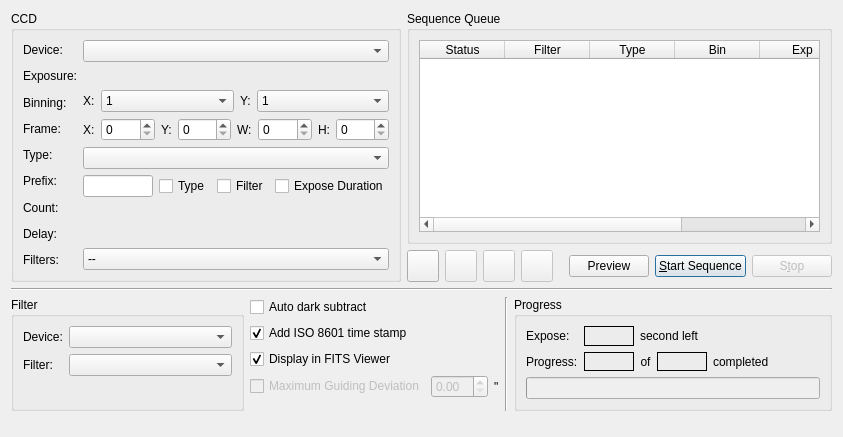
KDE/kstars, file kstars/ekos/capture.ui: the form before one commit.
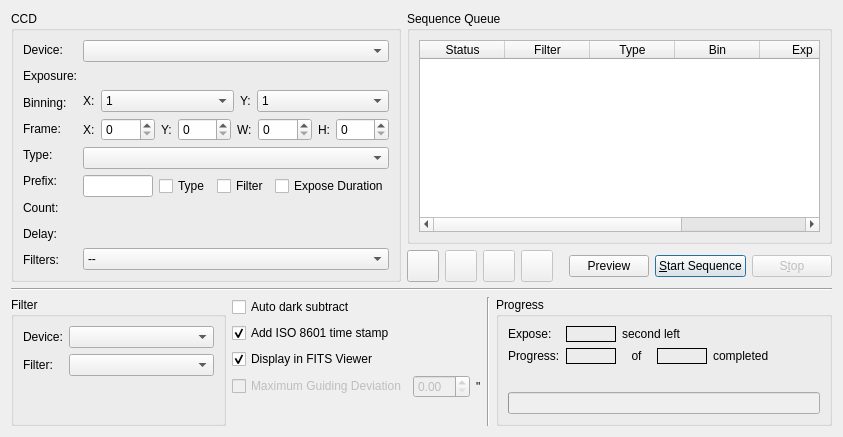
The form after the commit. Custom widgets are drawn as their Qt base class.

Commit message: Fix GUI layout issue when setting download status

Diff of the .ui file:
```diff
--- a/kstars/ekos/capture.ui
+++ b/kstars/ekos/capture.ui
@@ -881,6 +881,24 @@
               </item>
               <item row="0" column="2" colspan="2">
                <widget class="QLabel" name="secondsLabel">
+                <property name="sizePolicy">
+                 <sizepolicy hsizetype="Fixed" vsizetype="Preferred">
+                  <horstretch>0</horstretch>
+                  <verstretch>0</verstretch>
+                 </sizepolicy>
+                </property>
+                <property name="minimumSize">
+                 <size>
+                  <width>85</width>
+                  <height>0</height>
+                 </size>
+                </property>
+                <property name="maximumSize">
+                 <size>
+                  <width>85</width>
+                  <height>16777215</height>
+                 </size>
+                </property>
                 <property name="text">
                  <string>second left</string>
                 </property>
@@ -962,6 +980,19 @@
             </item>
            </layout>
           </item>
+          <item>
+           <spacer name="verticalSpacer_4">
+            <property name="orientation">
+             <enum>Qt::Vertical</enum>
+            </property>
+            <property name="sizeHint" stdset="0">
+             <size>
+              <width>20</width>
+              <height>40</height>
+             </size>
+            </property>
+           </spacer>
+          </item>
           <item>
            <widget class="QProgressBar" name="imgProgress">
             <property name="enabled">
```
Left out of the diff: 7 changed lines with no effect on the pictures.
